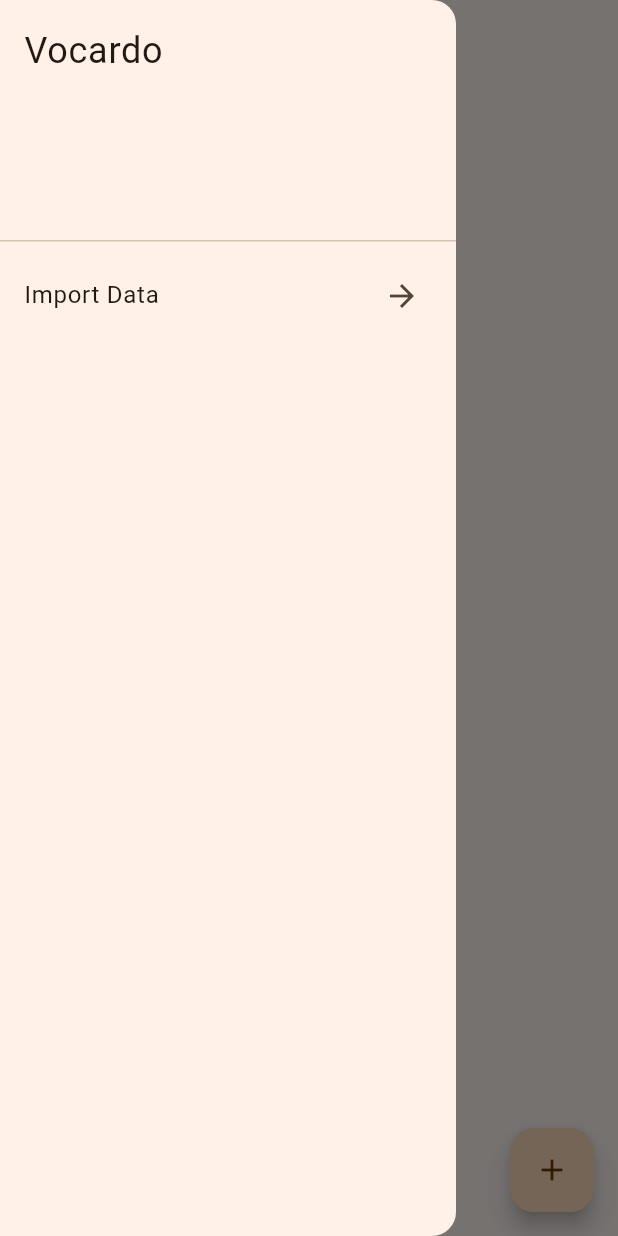
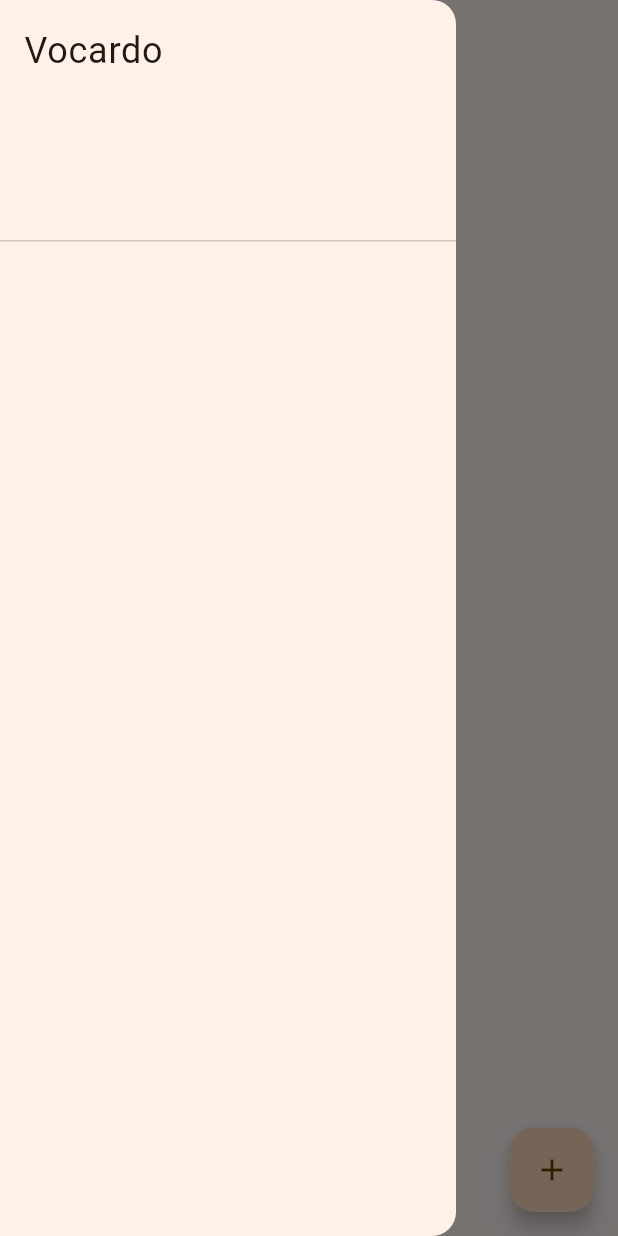
Before and after one commit to hosikiti/vocardo, a Flutter app: the screen it shows after launch, with the side drawer open, on a phone screen of 412 x 824 dp. Run offline on Flutter 3.47's test engine with Material 2 defaults, Android fonts, the phone set to English and light mode, and no system bars; our stand-ins replace audioplayers, flutter_riverpod, isar, riverpod_annotation; missing offline and left inert: record; accounts and stored records are empty; generated files the repository leaves out were written again.

Commit message:
Move an import feature into a card list page.

```diff
--- a/lib/my_app.dart
+++ b/lib/my_app.dart
@@ -249,8 +249,8 @@ class MyDrawer extends StatelessWidget {
   Widget build(BuildContext context) {
     return Drawer(
       child: ListView(
-        children: <Widget>[
-          const DrawerHeader(
+        children: const <Widget>[
+          DrawerHeader(
             child: Text(
               'Vocardo',
               style: TextStyle(
@@ -258,14 +258,6 @@ class MyDrawer extends StatelessWidget {
               ),
             ),
           ),
-          ListTile(
-            title: const Text("Import Data"),
-            trailing: const Icon(Icons.arrow_forward),
-            onTap: () {
-              Navigator.of(context).push(
-                  MaterialPageRoute(builder: (context) => const ImportPage()));
-            },
-          ),
         ],
       ),
     );
```
Also changed, not shown: lib/feature/card_list/card_list.dart (+18 -0 lines), lib/feature/import/import.dart (+10 -5 lines).
